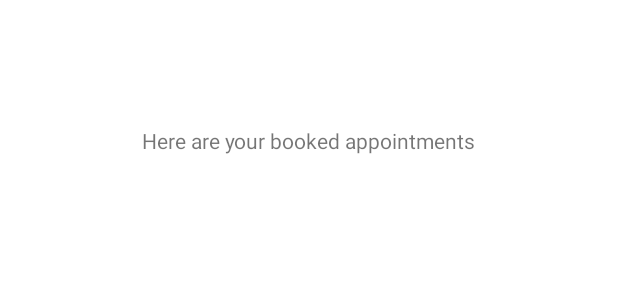
After one commit to Ansel-Hong/B07-Android-Project, an Android app: the layout activity_view_appointment.xml on its own in the app's theme, with its tools: preview values and no code run, on a phone screen of 412 x 824 dp. The commit adds this screen. Shown: the top 300 px of the screen. Run offline under Robolectric (Android 15) with nearby library versions, the phone set to English and light mode, and no system bars.

Commit message:
Removed unnecessary login page files. Added navigation to BookAppointmentActivity page and ViewAppointmentActivity page with table

```diff
--- a/app/src/main/AndroidManifest.xml
+++ b/app/src/main/AndroidManifest.xml
@@ -9,8 +9,10 @@
         android:roundIcon="@mipmap/ic_launcher_round"
         android:supportsRtl="true"
         android:theme="@style/Theme.B07Project">
+        <activity android:name=".ViewAppointmentActivity"></activity>
+        <activity android:name=".BookAppointmentActivity" />
         <activity android:name=".PatientActivity" />
-        <activity android:name=".PatientInformation"/>
+        <activity android:name=".PatientInformation" />
         <activity
             android:name=".ui.login.LoginActivity"
             android:label="@string/title_activity_login" />
--- a/app/src/main/java/com/example/b07project/MainActivity.java
+++ b/app/src/main/java/com/example/b07project/MainActivity.java
@@ -9,7 +9,7 @@ import android.view.View;
 import android.widget.EditText;
 import android.widget.TextView;
 
-import com.example.b07project.ui.login.LoginActivity;
+
 import com.google.firebase.database.DataSnapshot;
 import com.google.firebase.database.DatabaseError;
 import com.google.firebase.database.DatabaseReference;
--- a/app/src/main/res/layout/activity_patient.xml
+++ b/app/src/main/res/layout/activity_patient.xml
@@ -11,6 +11,7 @@
         android:layout_width="wrap_content"
         android:layout_height="wrap_content"
         android:layout_marginTop="244dp"
+        android:onClick="navigateToBookAppointmentActivity"
         android:text="Book Appointment"
         app:layout_constraintEnd_toEndOf="parent"
         app:layout_constraintStart_toStartOf="parent"
@@ -21,6 +22,7 @@
         android:layout_width="wrap_content"
         android:layout_height="wrap_content"
         android:layout_marginTop="8dp"
+        android:onClick="navigateToViewAppointmentsActivity"
         android:text="See upcoming appointments"
         app:layout_constraintBottom_toBottomOf="parent"
         app:layout_constraintEnd_toEndOf="parent"
--- /dev/null
+++ b/app/src/main/res/layout/activity_view_appointment.xml
@@ -0,0 +1,44 @@
+<?xml version="1.0" encoding="utf-8"?>
+<androidx.constraintlayout.widget.ConstraintLayout xmlns:android="http://schemas.android.com/apk/res/android"
+    xmlns:app="http://schemas.android.com/apk/res-auto"
+    xmlns:tools="http://schemas.android.com/tools"
+    android:layout_width="match_parent"
+    android:layout_height="match_parent"
+    tools:context=".ViewAppointmentActivity">
+
+    <TextView
+        android:id="@+id/textView4"
+        android:layout_width="wrap_content"
+        android:layout_height="wrap_content"
+        android:layout_marginTop="84dp"
+        android:text="Here are your booked appointments"
+        app:layout_constraintEnd_toEndOf="parent"
+        app:layout_constraintStart_toStartOf="parent"
+        app:layout_constraintTop_toTopOf="parent" />
+
+    <TableLayout
+        android:layout_width="269dp"
+        android:layout_height="433dp"
+        app:layout_constraintBottom_toBottomOf="parent"
+        app:layout_constraintEnd_toEndOf="parent"
+        app:layout_constraintStart_toStartOf="parent"
+        app:layout_constraintTop_toBottomOf="@+id/textView4"
+        app:layout_constraintVertical_bias="0.287">
+
+        <TableRow
+            android:layout_width="match_parent"
+            android:layout_height="match_parent" />
+
+        <TableRow
+            android:layout_width="match_parent"
+            android:layout_height="match_parent" />
+
+        <TableRow
+            android:layout_width="match_parent"
+            android:layout_height="match_parent" />
+
+        <TableRow
+            android:layout_width="match_parent"
+            android:layout_height="match_parent" />
+    </TableLayout>
+</androidx.constraintlayout.widget.ConstraintLayout>
```
Also changed, not shown: app/src/main/java/com/example/b07project/BookAppointmentActivity.java (added, +14 -0 lines), app/src/main/java/com/example/b07project/PatientActivity.java (+8 -1 lines), app/src/main/java/com/example/b07project/ViewAppointmentActivity.java (added, +14 -0 lines), app/src/main/java/com/example/b07project/ui/login/LoggedInUserView.java (deleted, +0 -17 lines), app/src/main/java/com/example/b07project/ui/login/LoginActivity.java (deleted, +0 -165 lines), app/src/main/java/com/example/b07project/ui/login/LoginFormState.java (deleted, +0 -40 lines), app/src/main/java/com/example/b07project/ui/login/LoginResult.java (deleted, +0 -31 lines), app/src/main/java/com/example/b07project/ui/login/LoginViewModel.java (deleted, +0 -70 lines), app/src/main/java/com/example/b07project/ui/login/LoginViewModelFactory.java (deleted, +0 -26 lines), app/src/main/res/layout/activity_book_appointment.xml (added, +44 -0 lines), app/src/main/res/layout/activity_login.xml (deleted, +0 -77 lines).
